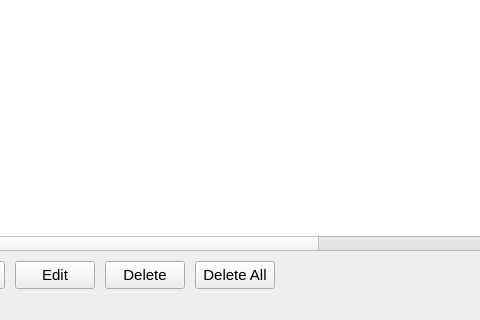
First picture: the form in rabbit/view/ui/account_manager.ui, repository phongtran0715/shoppingbot, before the edit; both pictures show x 325 to 805 and y 89 to 409 of the 915 by 409 pixel window.
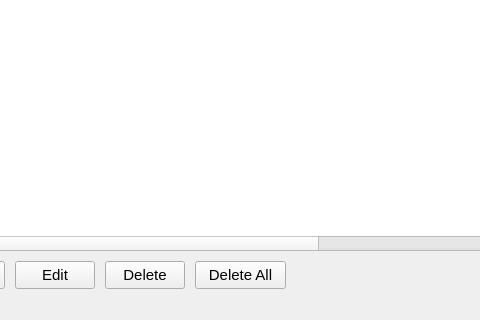
Second picture: the form after the edit. Icons and pictures are not drawn.

```diff
--- a/rabbit/view/ui/account_manager.ui
+++ b/rabbit/view/ui/account_manager.ui
@@ -88,7 +88,7 @@
      <rect>
       <x>520</x>
       <y>350</y>
-      <width>80</width>
+      <width>91</width>
       <height>28</height>
      </rect>
     </property>
```
Left out of the diff: 14 changed lines with no effect on the pictures.
